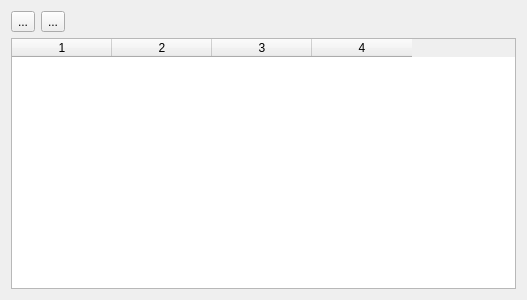
This is networkmanager.ui in yageek/lastneurds as Qt 5 draws it before an edit. The edited form follows.
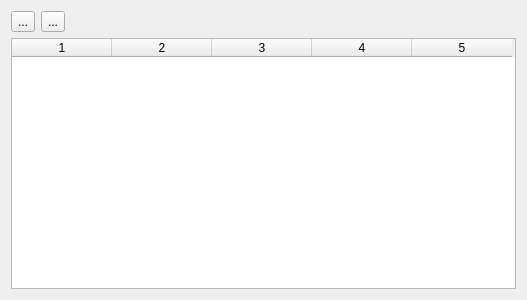
This is the edited form. Icons and pictures are not drawn.

What changed in the file:
```diff
--- a/networkmanager.ui
+++ b/networkmanager.ui
@@ -59,12 +59,13 @@
       <number>0</number>
      </property>
      <property name="columnCount">
-      <number>4</number>
+      <number>5</number>
      </property>
      <column/>
      <column/>
      <column/>
      <column/>
+     <column/>
     </widget>
    </item>
   </layout>
```
